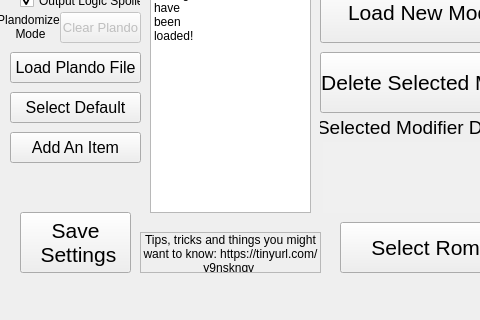
First picture: the form in QTGUIDesign.ui, repository erudnick-cohen/Pokemon-Crystal-Item-Randomizer, before the edit; both pictures show x 0 to 480 and y 118 to 438 of the 800 by 438 pixel window.
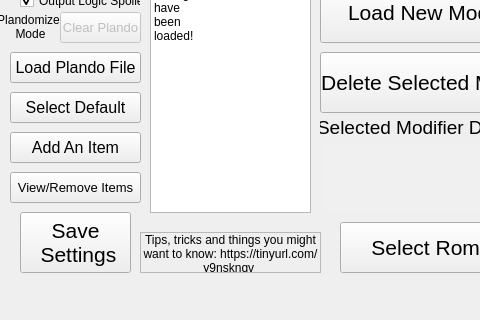
Second picture: the form after the edit.

Commit message: rest of new button

Patch:
```diff
--- a/QTGUIDesign.ui
+++ b/QTGUIDesign.ui
@@ -776,6 +776,24 @@
      <string>Add An Item</string>
     </property>
    </widget>
+   <widget class="QPushButton" name="View_Items">
+    <property name="geometry">
+     <rect>
+      <x>10</x>
+      <y>290</y>
+      <width>131</width>
+      <height>31</height>
+     </rect>
+    </property>
+    <property name="font">
+     <font>
+      <pointsize>10</pointsize>
+     </font>
+    </property>
+    <property name="text">
+     <string>View/Remove Items</string>
+    </property>
+   </widget>
   </widget>
   <widget class="QMenuBar" name="menubar">
    <property name="geometry">
```
The commit also changes 1 other file.
